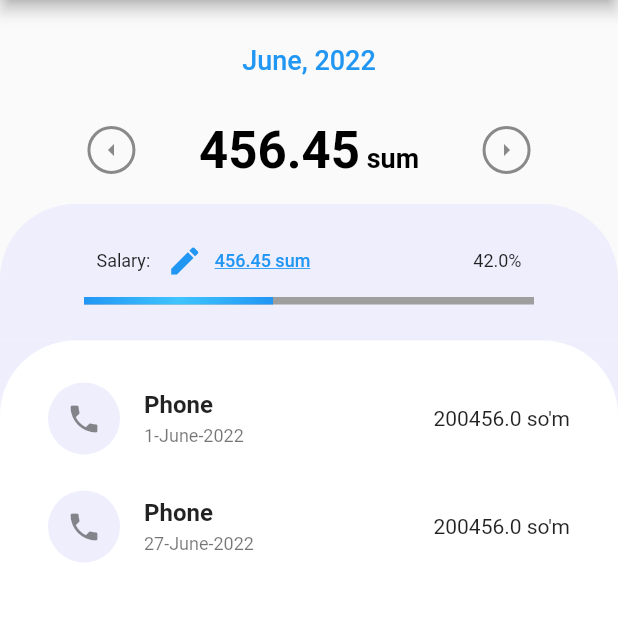
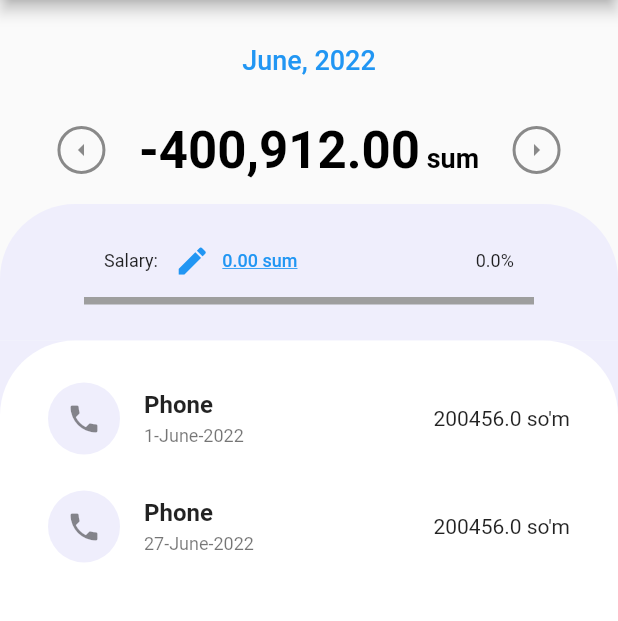
Before and after one commit to Jaloliddin-Fozilov/mywallet, a Flutter app: the screen it shows after launch, on a phone screen of 412 x 824 dp, the part 84-705 px from its top. Run offline on Flutter 3.47's test engine with Material 2 defaults, Android fonts, the phone set to English and light mode, and no system bars; drawn by our look-alikes of percent_indicator; our stand-ins replace bloc, flutter_bloc, month_picker_dialog.

Commit message:
add balance cubit

```diff
--- a/lib/logic/balance/balance_cubit.dart
+++ b/lib/logic/balance/balance_cubit.dart
@@ -4,5 +4,13 @@ import 'package:meta/meta.dart';
 part 'balance_state.dart';
 
 class BalanceCubit extends Cubit<BalanceState> {
-  BalanceCubit() : super(BalanceInitial());
+  BalanceCubit() : super(const BalanceInitial(0));
+
+  double get budget {
+    return state.balance!;
+  }
+
+  void changeBudget(double budget) {
+    emit(ChangeBalance(budget));
+  }
 }
--- a/lib/logic/balance/balance_state.dart
+++ b/lib/logic/balance/balance_state.dart
@@ -1,6 +1,17 @@
 part of 'balance_cubit.dart';
 
 @immutable
-abstract class BalanceState {}
+abstract class BalanceState {
+  final double? balance;
 
-class BalanceInitial extends BalanceState {}
+  const BalanceState({this.balance});
+}
+
+class BalanceInitial extends BalanceState {
+  const BalanceInitial(double balance) : super(balance: balance);
+}
+
+class ChangeBalance extends BalanceState {
+  final double budget;
+  const ChangeBalance(this.budget) : super(balance: budget);
+}
--- a/lib/logic/date/date_cubit.dart
+++ b/lib/logic/date/date_cubit.dart
@@ -6,6 +6,7 @@ part 'date_state.dart';
 
 class DateCubit extends Cubit<DateState> {
   DateCubit() : super(DateInitial(DateTime.now()));
+
   DateTime get getActiveDate {
     return state.date!;
   }
--- a/lib/logic/date/date_state.dart
+++ b/lib/logic/date/date_state.dart
@@ -11,12 +11,6 @@ class DateInitial extends DateState {
   const DateInitial(DateTime dateTime) : super(date: dateTime);
 }
 
-class ChangeExpensesDate extends DateState {
-  final List<Expense> expenses;
-
-  const ChangeExpensesDate(this.expenses);
-}
-
 class ChangeActiveDate extends DateState {
   final DateTime date;
   const ChangeActiveDate(this.date) : super(date: date);
--- a/lib/logic/expense/expense_cubit.dart
+++ b/lib/logic/expense/expense_cubit.dart
@@ -91,4 +91,8 @@ class ExpenseCubit extends Cubit<ExpenseState> {
     emit(DeleteExpense());
     emit(ExpenseLoaded(expenses));
   }
+
+  double get monthExpense {
+    return state.expenses!.fold(0, (price, list) => price + list.price);
+  }
 }
--- a/lib/main.dart
+++ b/lib/main.dart
@@ -1,5 +1,6 @@
 import 'package:flutter/material.dart';
 import 'package:flutter_bloc/flutter_bloc.dart';
+import 'package:mywallet/logic/balance/balance_cubit.dart';
 import 'package:mywallet/logic/expense/expense_cubit.dart';
 import 'package:mywallet/logic/user/user_cubit.dart';
 import 'package:mywallet/presentation/screens/home_screen.dart';
@@ -23,6 +24,9 @@ class MyApp extends StatelessWidget {
           create: (ctx) => DateCubit(),
         ),
         BlocProvider(
+          create: (ctx) => BalanceCubit(),
+        ),
+        BlocProvider(
           create: (ctx) => ExpenseCubit(
               userCubit: ctx.read<UserCubit>(),
               dateCubit: ctx.read<DateCubit>()),
--- a/lib/presentation/screens/home_screen.dart
+++ b/lib/presentation/screens/home_screen.dart
@@ -35,11 +35,11 @@ class HomeScreen extends StatelessWidget {
         ],
       ),
       body: Column(
-        children: [
-          const ActiveDate(),
-          MoneyWidget(totalPriceSum: 456.45),
-          PercentWidget(() {}, 456.45, 42),
-          const ExpensesBlock(),
+        children: const [
+          ActiveDate(),
+          MoneyWidget(),
+          PercentWidget(),
+          ExpensesBlock(),
         ],
       ),
     );
--- a/lib/presentation/widgets/money_widget.dart
+++ b/lib/presentation/widgets/money_widget.dart
@@ -1,12 +1,14 @@
 import 'package:flutter/material.dart';
 import 'package:flutter_bloc/flutter_bloc.dart';
 import 'package:intl/intl.dart';
+import 'package:mywallet/logic/balance/balance_cubit.dart';
 import 'package:mywallet/logic/date/date_cubit.dart';
+import 'package:mywallet/logic/expense/expense_cubit.dart';
 
 class MoneyWidget extends StatelessWidget {
-  final double totalPriceSum;
-
-  const MoneyWidget({Key? key, required this.totalPriceSum}) : super(key: key);
+  const MoneyWidget({
+    Key? key,
+  }) : super(key: key);
 
   @override
   Widget build(BuildContext context) {
@@ -23,7 +25,10 @@ class MoneyWidget extends StatelessWidget {
             child: CircleAvatar(
               radius: 14,
               backgroundColor: Colors.transparent,
-              child: IconButton(
+              child: BlocBuilder<BalanceCubit, BalanceState>(
+                builder: (context, state) {
+                  if (state is ChangeActiveDate) {
+                    return IconButton(
                       icon: const Icon(Icons.arrow_left),
                       color: Colors.black45,
                       iconSize: 20,
@@ -34,6 +39,21 @@ class MoneyWidget extends StatelessWidget {
                               context.read<DateCubit>().getActiveDate.month - 1,
                             ),
                           ),
+                    );
+                  }
+                  return IconButton(
+                    icon: const Icon(Icons.arrow_left),
+                    color: Colors.black45,
+                    iconSize: 20,
+                    padding: const EdgeInsets.all(0),
+                    onPressed: () => context.read<DateCubit>().changeDate(
+                          DateTime(
+                            context.read<DateCubit>().getActiveDate.year,
+                            context.read<DateCubit>().getActiveDate.month - 1,
+                          ),
+                        ),
+                  );
+                },
               ),
             ),
           ),
@@ -45,7 +65,10 @@ class MoneyWidget extends StatelessWidget {
               ),
               children: [
                 TextSpan(
-                  text: NumberFormat.currency(symbol: "").format(totalPriceSum),
+                  text: NumberFormat.currency(symbol: "").format(
+                    context.watch<BalanceCubit>().budget -
+                        context.watch<ExpenseCubit>().monthExpense,
+                  ),
                   style: const TextStyle(
                     fontSize: 34,
                   ),
--- a/lib/presentation/widgets/percent_widget.dart
+++ b/lib/presentation/widgets/percent_widget.dart
@@ -1,26 +1,34 @@
 import 'package:flutter/material.dart';
+import 'package:flutter_bloc/flutter_bloc.dart';
+import 'package:mywallet/logic/expense/expense_cubit.dart';
+import 'package:mywallet/presentation/widgets/add_balance.dart';
 import 'package:percent_indicator/percent_indicator.dart';
 import 'package:intl/intl.dart';
 
+import '../../logic/balance/balance_cubit.dart';
+
 class PercentWidget extends StatefulWidget {
-  final Function _allBudjet;
-  final double budjet;
-  final double percentCalc;
-  var budjetF = NumberFormat("###.0#");
-
-  PercentWidget(
-    this._allBudjet,
-    this.budjet,
-    this.percentCalc,
-  );
+  const PercentWidget({Key? key}) : super(key: key);
 
   @override
   State<PercentWidget> createState() => _PercentWidgetState();
 }
 
 class _PercentWidgetState extends State<PercentWidget> {
-  void perdentCalc() {
-    int percentResult = widget.percentCalc.toInt();
+  double percent = 0;
+
+  double get percentCalc {
+    BlocListener<BalanceCubit, BalanceState>(
+      listener: (context, state) {
+        if (state is ChangeBalance) {
+          setState(() {
+            percent = context.read<ExpenseCubit>().monthExpense /
+                (context.read<BalanceCubit>().budget / 100);
+          });
+        }
+      },
+    );
+    return percent;
   }
 
   @override
@@ -47,11 +55,17 @@ class _PercentWidgetState extends State<PercentWidget> {
                   ),
                   TextButton.icon(
                     onPressed: () {
-                      widget._allBudjet(context);
+                      showModalBottomSheet(
+                        context: context,
+                        isDismissible: false,
+                        builder: (ctx) {
+                          return AddBalance();
+                        },
+                      );
                     },
                     icon: const Icon(Icons.edit),
                     label: Text(
-                      "${NumberFormat.currency(symbol: "").format(widget.budjet)} sum",
+                      "${NumberFormat.currency(symbol: "").format(context.watch<BalanceCubit>().budget)} sum",
                       style: const TextStyle(
                         fontSize: 12,
                         decoration: TextDecoration.underline,
@@ -61,7 +75,7 @@ class _PercentWidgetState extends State<PercentWidget> {
                 ],
               ),
               Text(
-                "${widget.percentCalc.toStringAsFixed(1)}%",
+                "${percentCalc.toStringAsFixed(1)}%",
                 style: const TextStyle(fontSize: 12),
               ),
             ],
@@ -71,10 +85,9 @@ class _PercentWidgetState extends State<PercentWidget> {
             width: 320,
             lineHeight: 5,
             animationDuration: 50,
-            percent:
-                double.parse(widget.percentCalc.toStringAsFixed(1)) / 100 < 1.0
-                    ? double.parse(widget.percentCalc.toStringAsFixed(1)) / 100
-                    : 1,
+            percent: double.parse(percentCalc.toStringAsFixed(1)) / 100 < 1.0
+                ? double.parse(percentCalc.toStringAsFixed(1)) / 100
+                : 1,
             backgroundColor: Colors.grey,
             linearGradient: const LinearGradient(
               colors: [
```
Also changed, not shown: lib/presentation/widgets/add_balance.dart (added, +55 -0 lines). Lines whose indentation alone changed are shown as unchanged.
